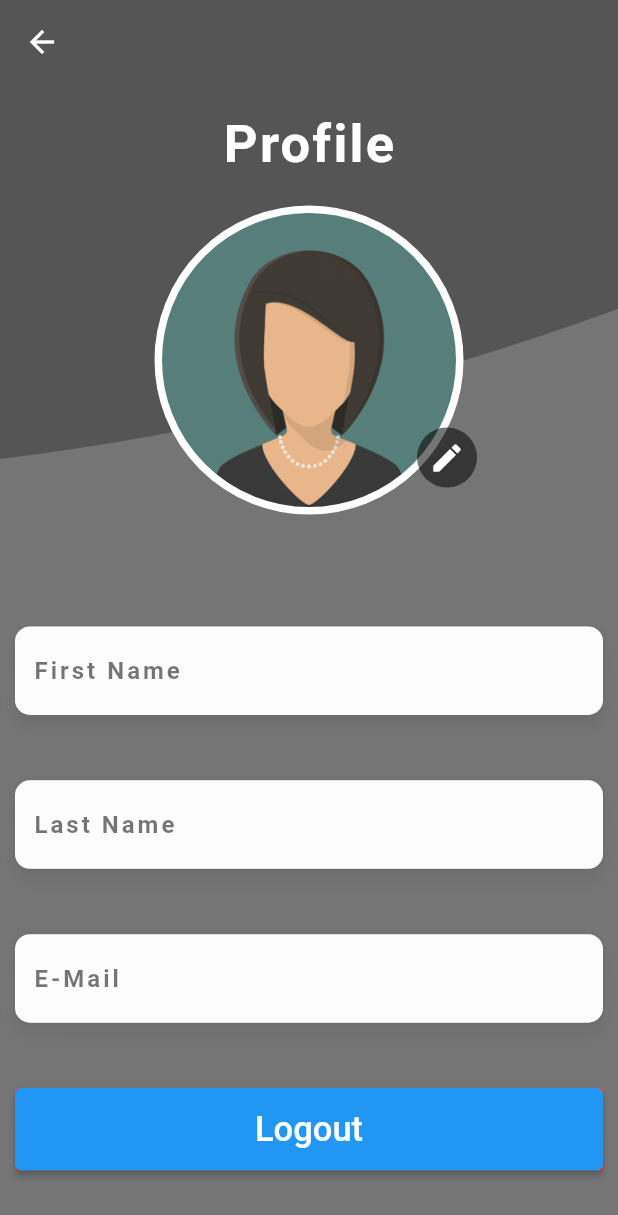
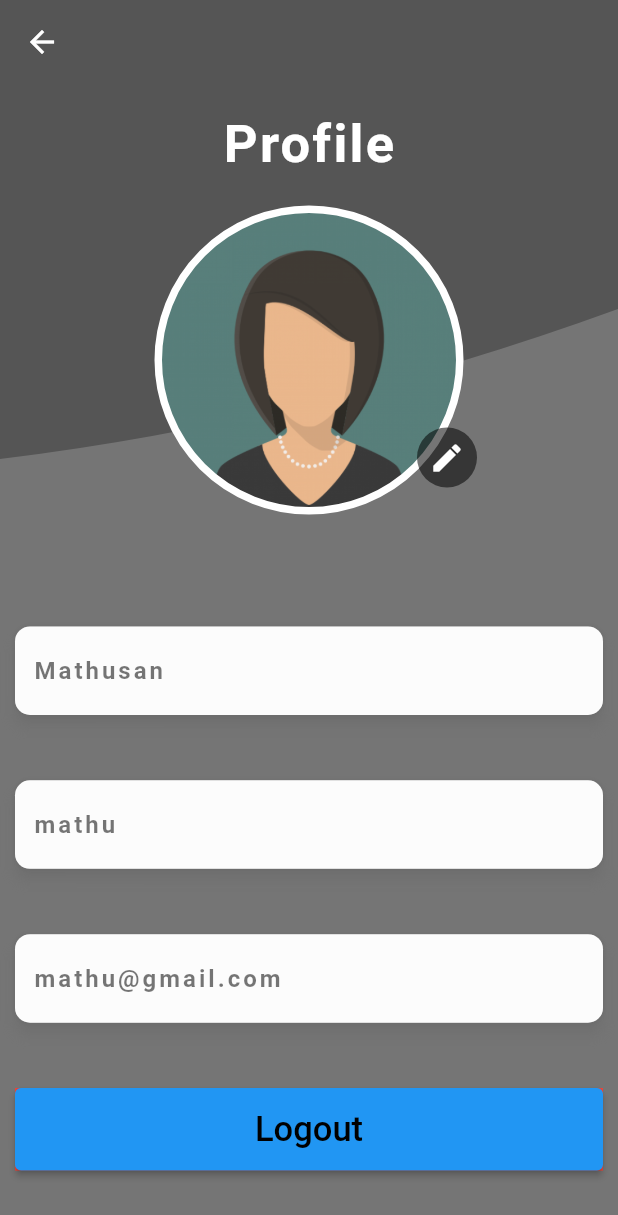
Before and after one commit to DevAnsaf/movieapp, a Flutter app: the Profile screen opened by its route, on a phone screen of 412 x 824 dp. Shown: the top 1215 px of the screen. Run offline on Flutter 3.47's test engine with Material 2 defaults, Android fonts, the phone set to English and light mode, and no system bars; accounts and stored records are empty.

Commit message:
profile logout

```diff
--- /dev/null
+++ b/lib/model/UserDataResponse.dart
@@ -0,0 +1,28 @@
+import 'UserData.dart';
+
+class UserDataResponse {
+  UserDataResponse({
+      this.userData,
+      this.status,
+      this.message,});
+
+  UserDataResponse.fromJson(dynamic json) {
+    userData = json['data'] != null ? UserData.fromJson(json['data']) : null;
+    status = json['status'];
+    message = json['message'];
+  }
+  UserData? userData;
+  int? status;
+  String? message;
+
+  Map<String, dynamic> toJson() {
+    final map = <String, dynamic>{};
+    if (userData != null) {
+      map['data'] = userData?.toJson();
+    }
+    map['status'] = status;
+    map['message'] = message;
+    return map;
+  }
+
+}
--- a/lib/pages/Profile.dart
+++ b/lib/pages/Profile.dart
@@ -1,33 +1,20 @@
+import 'dart:io';
+
 import 'package:flutter/material.dart';
-import 'package:movies/widgets/customBar.dart';
+import 'package:movies/pages/user/repository/UserRepo.dart';
+import 'package:movies/pages/user/viewModel/UserViewModel.dart';
 
-class Profile extends StatelessWidget {
+
+class Profile extends StatefulWidget {
   const Profile({Key? key}) : super(key: key);
 
-  Widget textfield({required String hintText}) {
-    return Material(
-      elevation: 4,
-      shadowColor: Colors.grey,
-      shape: RoundedRectangleBorder(
-        borderRadius: BorderRadius.circular(10),
-      ),
-      child: TextField(
-        decoration: InputDecoration(
-            hintText: hintText,
-            hintStyle: const TextStyle(
-              letterSpacing: 2,
-              color: Colors.black54,
-              fontWeight: FontWeight.bold,
-            ),
-            fillColor: Colors.white30,
-            filled: true,
+  @override
+  State<Profile> createState() => _ProfileState();
+}
 
-            border: OutlineInputBorder(
-                borderRadius: BorderRadius.circular(10.0),
-                borderSide: BorderSide.none)),
-      ),
-    );
-  }
+class _ProfileState extends State<Profile> {
+  var userViewModel = UserViewModel(userClassRepository: UserRepo());
+
 
   @override
   Widget build(BuildContext context) {
@@ -42,135 +29,62 @@ class Profile extends StatelessWidget {
             },
           ),
         ),
-      body: Stack(
-        alignment: Alignment.center,
-        children: [
-          Column(
-            mainAxisAlignment: MainAxisAlignment.end,
-            children: [
-              Container(
-                height: 450,
-                width: double.infinity,
-                margin: EdgeInsets.symmetric(horizontal: 10),
+        body: SingleChildScrollView(
+          child: Container(
+            padding: const EdgeInsets.all(16.0),
             child: Column(
-                  mainAxisAlignment: MainAxisAlignment.spaceEvenly,
-                  children: [
-                    textfield(
-                        hintText: 'First Name'
+
+              children: const [
+                Text(
+                  'Profile Details',
+                  style: TextStyle(
+                      fontSize: 20,
+                      color: Colors.blueGrey,
+                      fontWeight: FontWeight.w500),
+
                 ),
-                    textfield(
-                        hintText: 'Last Name'
+                SizedBox(
+                  height: 20,
+                  // color: Colors.white,
                 ),
-                    textfield(
-                        hintText: 'E-Mail'
-                    ),
-                    Container(
-                      height: 55,
-                      color: Colors.red,
-                      width: double.infinity,
-                      child: ElevatedButton(
-                        onPressed: () {},
-                        child: const Center(
-                          child: Text("Logout", style: TextStyle(
-                            fontSize: 23,
-                            color: Colors.white,
+                TextField(
+                  // controller: _nameController,
+                      decoration: InputDecoration(
+                      border: const OutlineInputBorder(),
+                      labelText: 'First Name',
+                      hintText: 'Enter First name',
+
                   ),
                 ),
+                SizedBox(
+                  height: 20,
+                ),
+                TextField(
+                  // controller: _phoneController,
+                  decoration: InputDecoration(
+                      border: OutlineInputBorder(),
+                      labelText: 'Last Name',
+                      hintText: 'Enter Last name',
                       ),
                 ),
-                    )
+                SizedBox(
+                  height: 20,
+                ),
+                TextField(
+                  // controller: _emailController,
+                  decoration: InputDecoration(
+                    border: OutlineInputBorder(),
+                    labelText: 'Email',
+                    hintText: 'Enter Email',
+                  ),
+                ),
+                 SizedBox(
+                  height: 20,
+                ),
+
               ],
             ),
-              )
-            ],
           ),
-          CustomPaint(
-            child: Container(
-              width: MediaQuery
-                  .of(context)
-                  .size
-                  .width,
-              height: MediaQuery
-                  .of(context)
-                  .size
-                  .height,
-            ),
-            painter: HeaderCurvedContainer(),
-          ),
-          Column(
-            crossAxisAlignment: CrossAxisAlignment.center,
-            children: [
-              Padding(
-                padding: EdgeInsets.all(20),
-                child: Text(
-                  "Profile",
-                  style: TextStyle(
-                    fontSize: 35,
-                    letterSpacing: 1.5,
-                    color: Colors.white,
-                    fontWeight: FontWeight.w600,
-                  ),
-                ),
-              ),
-              Container(
-                padding: EdgeInsets.all(10.0),
-                width: MediaQuery
-                    .of(context)
-                    .size
-                    .width / 2,
-                height: MediaQuery
-                    .of(context)
-                    .size
-                    .width / 2,
-                decoration: BoxDecoration(
-                  border: Border.all(color: Colors.white, width: 5),
-                  shape: BoxShape.circle,
-                  color: Colors.white,
-                  image: const DecorationImage(
-                    fit: BoxFit.cover,
-                    image: AssetImage('pictures/profile.png'),
-                  ),
-                ),
-              ),
-            ],
-          ),
-          Padding(padding: EdgeInsets.only(bottom: 270, left: 184),
-            child: CircleAvatar(
-              backgroundColor: Colors.black54,
-              child: IconButton(
-                icon: Icon(
-                  Icons.edit,
-                  color: Colors.white,
-                ), onPressed: () {},
-              ),
-            ),
-          )
-        ],
-      ),
-    );
+        ));
   }
-
-  @override
-  dynamic noSuchMethod(Invocation invocation) => super.noSuchMethod(invocation);
 }
-
-class HeaderCurvedContainer extends CustomPainter {
-  @override
-  void paint(Canvas canvas, Size size) {
-    Paint paint = Paint()..color = const Color(0xff555555);
-    Path path = Path()
-      ..relativeLineTo(0, 250)
-      ..quadraticBezierTo(size.width / 2, 225, size.width, 150)
-      ..relativeLineTo(1, -150)
-      ..close();
-    canvas.drawPath(path, paint);
-  }
-
-  @override
-  bool shouldRepaint(covariant CustomPainter oldDelegate) {
-    // TODO: implement shouldRepaint
-    throw UnimplementedError();
-  }
-
-
-}
--- /dev/null
+++ b/lib/pages/profile2.dart
@@ -0,0 +1,229 @@
+import 'package:flutter/material.dart';
+import 'package:movies/main.dart';
+import 'package:movies/pages/user/repository/UserRepo.dart';
+import 'package:movies/pages/user/viewModel/UserViewModel.dart';
+import 'package:movies/widgets/customBar.dart';
+import 'package:provider/provider.dart';
+
+class Profile extends StatefulWidget {
+  const Profile({Key? key}) : super(key: key);
+
+  @override
+  State<Profile> createState() => _ProfileState();
+}
+
+class _ProfileState extends State<Profile> {
+  var userViewModel = UserViewModel(userClassRepository: UserRepo());
+
+
+  @override
+  void initState()  {
+    super.initState();
+    final postMdl = Provider.of<UserViewModel>(context, listen: false);
+    postMdl.customerById(9);
+
+    // var response =
+    //      userViewModel.customerById(2);
+    // print(response.toString());
+
+  }
+
+  Widget textfield({required String hintText}) {
+    return Material(
+      elevation: 4,
+      shadowColor: Colors.grey,
+      shape: RoundedRectangleBorder(
+        borderRadius: BorderRadius.circular(10),
+      ),
+      child: TextField(
+        decoration: InputDecoration(
+            hintText: hintText,
+            hintStyle: const TextStyle(
+              letterSpacing: 2,
+              color: Colors.black54,
+              fontWeight: FontWeight.bold,
+            ),
+            fillColor: Colors.white30,
+            filled: true,
+
+            border: OutlineInputBorder(
+                borderRadius: BorderRadius.circular(10.0),
+                borderSide: BorderSide.none)),
+      ),
+    );
+  }
+
+  @override
+  Widget build(BuildContext context) {
+    final postMdl = Provider.of<UserViewModel>(context);
+    return Scaffold(
+      appBar: AppBar(
+        elevation: 0.0,
+        backgroundColor: Color(0xff555555),
+        leading: IconButton(icon: Icon(Icons.arrow_back
+        ),
+          onPressed: () {
+            Navigator.pop(context);
+          },
+        ),
+      ),
+      body: Container(
+        child: postMdl.loading
+            ? Container(
+          child: CircularProgressIndicator(),
+        ):
+        Stack(
+          alignment: Alignment.center,
+          children: [
+            Column(
+              mainAxisAlignment: MainAxisAlignment.end,
+              children: [
+                Container(
+                  height: 450,
+                  width: double.infinity,
+                  margin: EdgeInsets.symmetric(horizontal: 10),
+                  child: Column(
+                    mainAxisAlignment: MainAxisAlignment.spaceEvenly,
+                    children: [
+                      //   TextFormField(
+                      //     controller: postMdl.getTotal(),
+                      //     decoration: InputDecoration(
+                      //     labelText: 'User Name',
+                      //   ),
+                      // ),
+                      // const TextField(
+                      //     // controller: postMdl.getTotal(),
+                      //   decoration: InputDecoration(
+                      //     border: OutlineInputBorder(),
+                      //     labelText: 'First Name',
+                      //     hintText: 'Enter First name',
+                      //
+                      //   ),
+                      // ),
+                      textfield(
+                          hintText: 'Mathusan'
+                      ),
+                      textfield(
+                          hintText: 'mathu'
+                      ),
+                      // TextField(
+                      //   controller: postMdl.getTotal(),
+                      // ),
+                      textfield(
+                          hintText: 'mathu@gmail.com'
+                      ),
+                      Container(
+                        height: 55,
+                        color: Colors.red,
+                        width: double.infinity,
+                        child: ElevatedButton(
+                          onPressed: () async {
+
+                          },
+                          child: const Center(
+                            child: Text("Logout", style: TextStyle(
+                              fontSize: 23,
+                              color: Colors.black,
+                            ),
+                            ),
+                          ),
+                        ),
+                      )
+                    ],
+                  ),
+                )
+              ],
+            ),
+            CustomPaint(
+              child: Container(
+                width: MediaQuery
+                    .of(context)
+                    .size
+                    .width,
+                height: MediaQuery
+                    .of(context)
+                    .size
+                    .height,
+              ),
+              painter: HeaderCurvedContainer(),
+            ),
+            Column(
+              crossAxisAlignment: CrossAxisAlignment.center,
+              children: [
+                const Padding(
+                  padding: EdgeInsets.all(20),
+                  child: Text(
+                    "Profile",
+                    style: TextStyle(
+                      fontSize: 35,
+                      letterSpacing: 1.5,
+                      color: Colors.white,
+                      fontWeight: FontWeight.w600,
+                    ),
+                  ),
+                ),
+                Container(
+                  padding: EdgeInsets.all(10.0),
+                  width: MediaQuery
+                      .of(context)
+                      .size
+                      .width / 2,
+                  height: MediaQuery
+                      .of(context)
+                      .size
+                      .width / 2,
+                  decoration: BoxDecoration(
+                    border: Border.all(color: Colors.white, width: 5),
+                    shape: BoxShape.circle,
+                    color: Colors.white,
+                    image: const DecorationImage(
+                      fit: BoxFit.cover,
+                      image: AssetImage('pictures/profile.png'),
+                    ),
+                  ),
+                ),
+              ],
+            ),
+            Padding(padding: EdgeInsets.only(bottom: 270, left: 184),
+              child: CircleAvatar(
+                backgroundColor: Colors.black54,
+                child: IconButton(
+                  icon: Icon(
+                    Icons.edit,
+                    color: Colors.white,
+                  ), onPressed: () {},
+                ),
+              ),
+            )
+          ],
+        ),
+      ),
+    );
+  }
+
+  @override
+  dynamic noSuchMethod(Invocation invocation) => super.noSuchMethod(invocation);
+
+
+}
+
+class HeaderCurvedContainer extends CustomPainter {
+  @override
+  void paint(Canvas canvas, Size size) {
+    Paint paint = Paint()..color = const Color(0xff555555);
+    Path path = Path()
+      ..relativeLineTo(0, 250)
+      ..quadraticBezierTo(size.width / 2, 225, size.width, 150)
+      ..relativeLineTo(1, -150)
+      ..close();
+    canvas.drawPath(path, paint);
+  }
+
+  @override
+  bool shouldRepaint(covariant CustomPainter oldDelegate) {
+    // TODO: implement shouldRepaint
+    throw UnimplementedError();
+  }
+
+
+}
--- a/lib/pages/user/repository/UserClassRepository.dart
+++ b/lib/pages/user/repository/UserClassRepository.dart
@@ -2,8 +2,10 @@ import 'package:movies/model/CustomerResponse.dart';
 import 'package:movies/model/LoginRequest.dart';
 import 'package:movies/model/RegisterRequest.dart';
 
+import '../../../model/UserDataResponse.dart';
+
 abstract class UserClassRepository {
-  Future<CustomerResponse> getAllCustomer();
+  Future<UserDataResponse> getUserById(int id);
   Future<CustomerResponse> login(LoginRequest request);
   Future<CustomerResponse> register(RegisterRequest request);
 }
--- a/lib/pages/user/viewModel/UserViewModel.dart
+++ b/lib/pages/user/viewModel/UserViewModel.dart
@@ -1,20 +1,53 @@
+import 'package:flutter/cupertino.dart';
 import 'package:movies/model/CustomerResponse.dart';
 import 'package:movies/model/RegisterRequest.dart';
+import 'package:movies/model/UserDataResponse.dart';
+import 'package:movies/pages/user/repository/UserRepo.dart';
 
 
 import '../repository/UserClassRepository.dart';
 
-class UserViewModel {
+class UserViewModel with ChangeNotifier{
   CustomerResponse? customerResponse;
+  UserDataResponse? userDataResponse;
   UserClassRepository? userClassRepository;
+  List<CustomerData>? profile;
+  bool loading = false;
 
-  UserViewModel({
-    this.customerResponse,
-    this.userClassRepository
-});
+  TextEditingController _firstname = new TextEditingController();
+  TextEditingController _lastname = new TextEditingController();
+  TextEditingController _email = new TextEditingController();
+
+  TextEditingController getTotal()
+  {
+    return _firstname;
+  }
+
+  UserViewModel({this.customerResponse, this.userClassRepository});
+
+  getCustomerById() async {
+    var viewModel = UserViewModel(userClassRepository: UserRepo());
+    loading = true;
+    userDataResponse = (await viewModel.userClassRepository) as UserDataResponse?;
+    _firstname.text = userDataResponse?.userData?.firstName ?? "";
+    _lastname.text = userDataResponse?.userData?.lastName ?? "";
+    _email.text = userDataResponse?.userData?.email ?? "";
+    loading = false;
+  }
+
 
   Future<CustomerResponse> customerRegister(RegisterRequest request) async {
     customerResponse = await userClassRepository?.register(request);
     return customerResponse!;
   }
+
+  Future<UserDataResponse> customerById(int id) async {
+    userDataResponse = await userClassRepository?.getUserById(id);
+    return userDataResponse!;
+  }
+
+
 }
+
+class CustomerData {
+}
```
Also changed, not shown: lib/main.dart (+15 -2 lines), lib/model/UserData.dart (added, +40 -0 lines), lib/pages/user/repository/UserRepo.dart (+25 -6 lines), pubspec.lock. Lines whose indentation alone changed are shown as unchanged.
